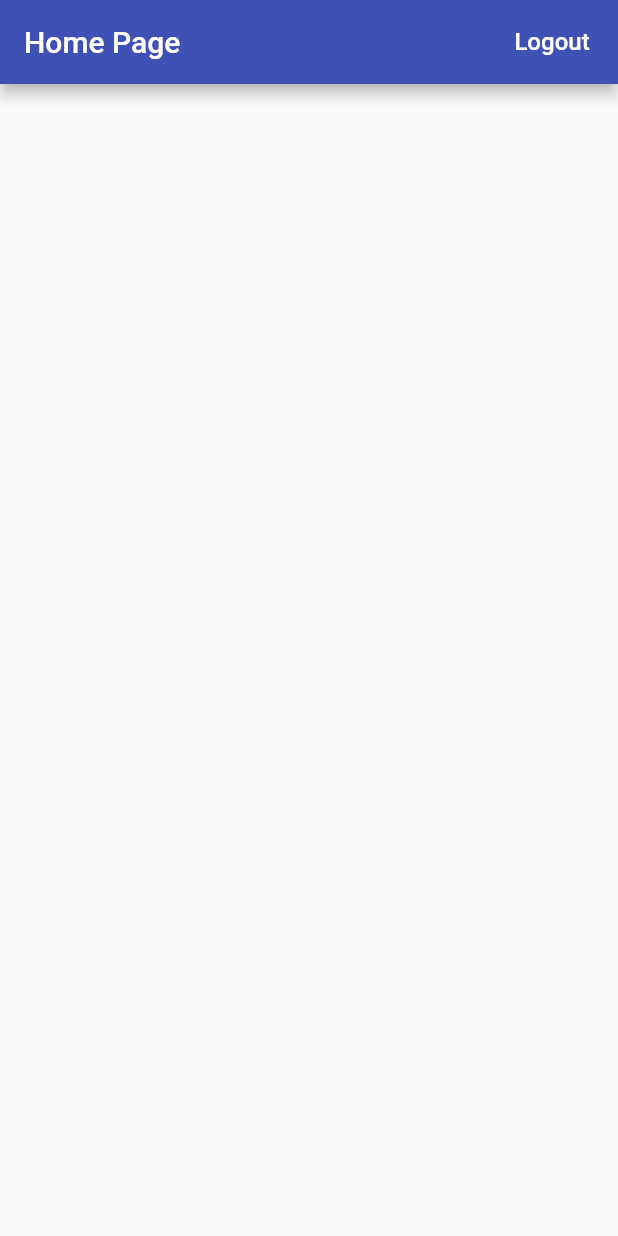
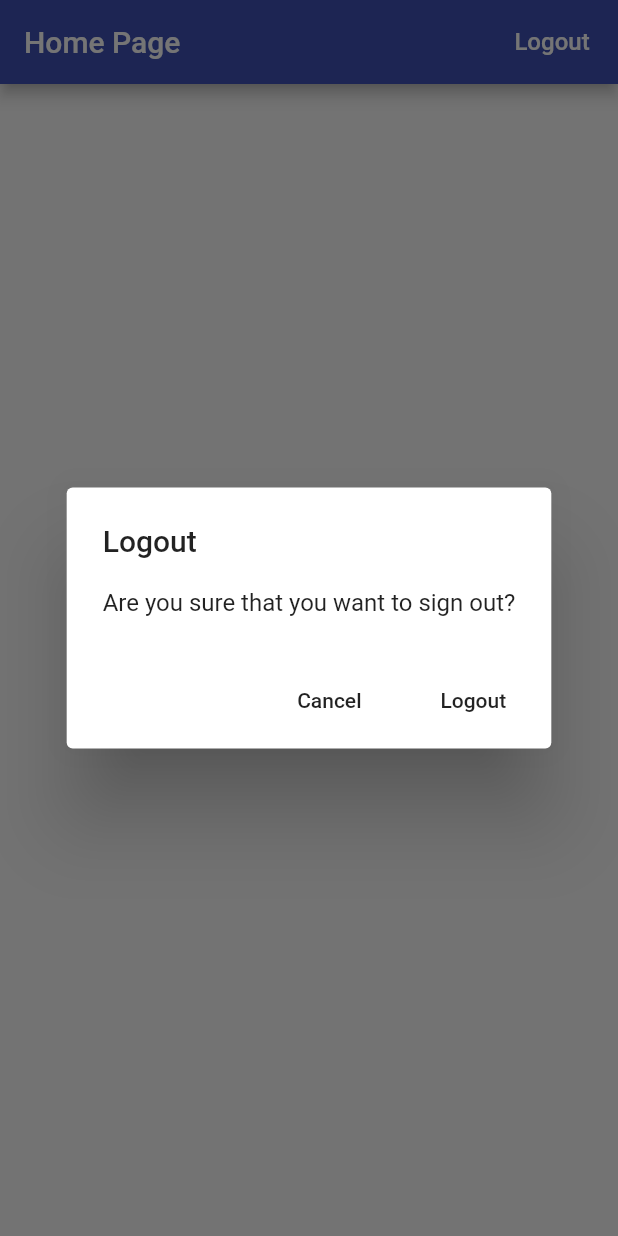
Before and after one commit to nishi-2400/flutter_time_tracker, a Flutter app: the screen it shows once a user with an empty profile is signed in, after a tap on "Logout", on a phone screen of 412 x 824 dp. Run offline on Flutter 3.47's test engine with Material 2 defaults, Android fonts, the phone set to English and light mode, and no system bars; our stand-ins replace firebase_auth, firebase_core, google_sign_in; missing offline and left inert: flutter_login_facebook; accounts and stored records are empty.

Commit message:
サインアウトダイアログの

```diff
--- a/lib/app/home_page.dart
+++ b/lib/app/home_page.dart
@@ -1,4 +1,5 @@
 import 'package:flutter/material.dart';
+import 'package:flutter_time_tracker/common_widgets/show_alert_dialog.dart';
 import 'package:flutter_time_tracker/services/auth.dart';
 
 class HomePage extends StatelessWidget {
@@ -15,6 +16,21 @@ class HomePage extends StatelessWidget {
     }
   }
 
+  // サインアウトの確認ダイアログ
+  Future<void> _confirmSignOut(BuildContext context) async {
+    final didRequestSignOut = await showAlertDialog(
+      context,
+      title: 'Logout',
+      content: 'Are you sure that you want to sign out?',
+      defaultActionText: 'Logout',
+      cancelActionText: 'Cancel',
+    );
+
+    if (didRequestSignOut == true) {
+      _signOut();
+    }
+  }
+
   @override
   Widget build(BuildContext context) {
     return Scaffold(
@@ -22,7 +38,7 @@ class HomePage extends StatelessWidget {
         title: Text('Home Page'),
         actions: [
           FlatButton(
-            onPressed: _signOut,
+            onPressed: () => _confirmSignOut(context),
             child: Text(
               'Logout',
               style: TextStyle(fontSize: 16.0, color: Colors.white),
--- a/lib/app/sign_in/email_sign_in_form.dart
+++ b/lib/app/sign_in/email_sign_in_form.dart
@@ -1,6 +1,7 @@
 import 'package:flutter/material.dart';
 import 'package:flutter_time_tracker/app/sign_in/validators.dart';
 import 'package:flutter_time_tracker/common_widgets/form_submit_button.dart';
+import 'package:flutter_time_tracker/common_widgets/show_alert_dialog.dart';
 import 'package:flutter_time_tracker/services/auth.dart';
 
 // フォームタイプを管理
@@ -54,7 +55,10 @@ class _EmailSignInFormState extends State<EmailSignInForm> {
       // Emailサインインページをpop-
       Navigator.of(context).pop();
     } catch (e) {
-      print(e.toString());
+      showAlertDialog(context,
+          title: 'Sign in failed',
+          content: e.toString(),
+          defaultActionText: 'OK');
     } finally {
       setState(() {
         _isLoading = false;
--- /dev/null
+++ b/lib/common_widgets/show_alert_dialog.dart
@@ -0,0 +1,50 @@
+import 'dart:io';
+import 'package:flutter/cupertino.dart';
+import 'package:flutter/material.dart';
+
+Future showAlertDialog(
+  BuildContext context, {
+  required String title,
+  required String content,
+  required String defaultActionText,
+  String? cancelActionText,
+}) {
+  if (Platform.isAndroid) {
+    return showDialog(
+      context: context,
+      builder: (context) => AlertDialog(
+        title: Text(title),
+        content: Text(content),
+        actions: [
+          if (cancelActionText != null)
+            FlatButton(
+              onPressed: () => Navigator.of(context).pop(true),
+              child: Text(cancelActionText),
+            ),
+          FlatButton(
+            onPressed: () => Navigator.of(context).pop(true),
+            child: Text(defaultActionText),
+          ),
+        ],
+      ),
+    );
+  }
+  return showCupertinoDialog(
+    context: context,
+    builder: (context) => CupertinoAlertDialog(
+      title: Text(title),
+      content: Text(content),
+      actions: [
+        if (cancelActionText != null)
+          FlatButton(
+            onPressed: () => Navigator.of(context).pop(false),
+            child: Text(cancelActionText),
+          ),
+        FlatButton(
+          onPressed: () => Navigator.of(context).pop(true),
+          child: Text(defaultActionText),
+        ),
+      ],
+    ),
+  );
+}
```
